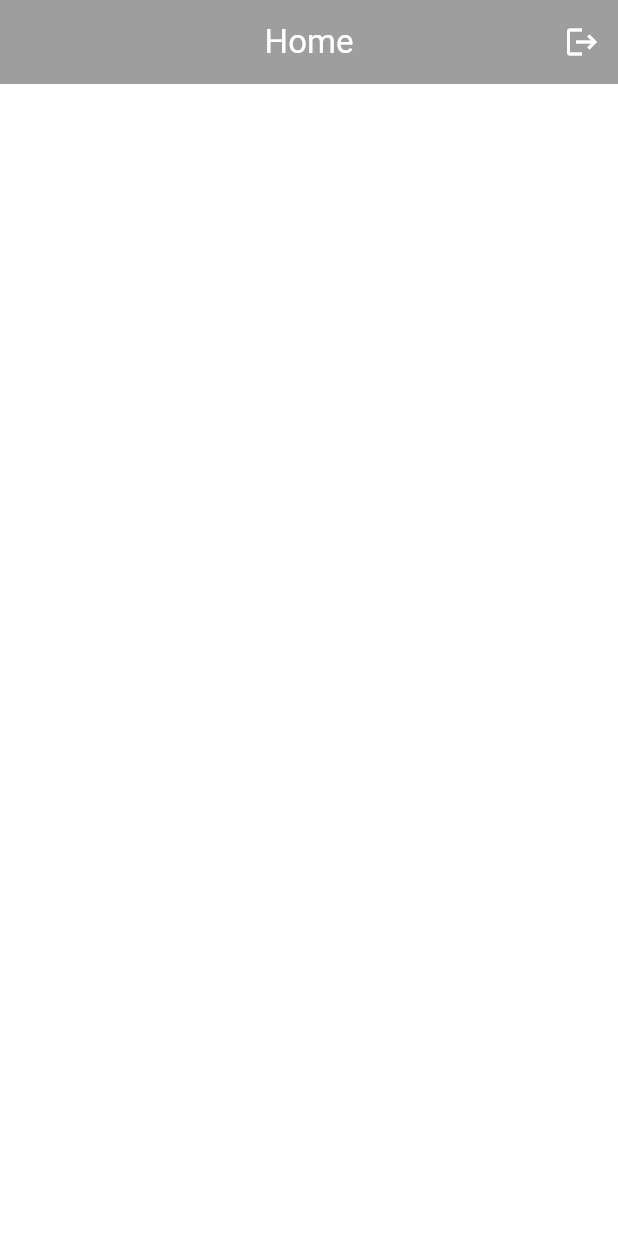
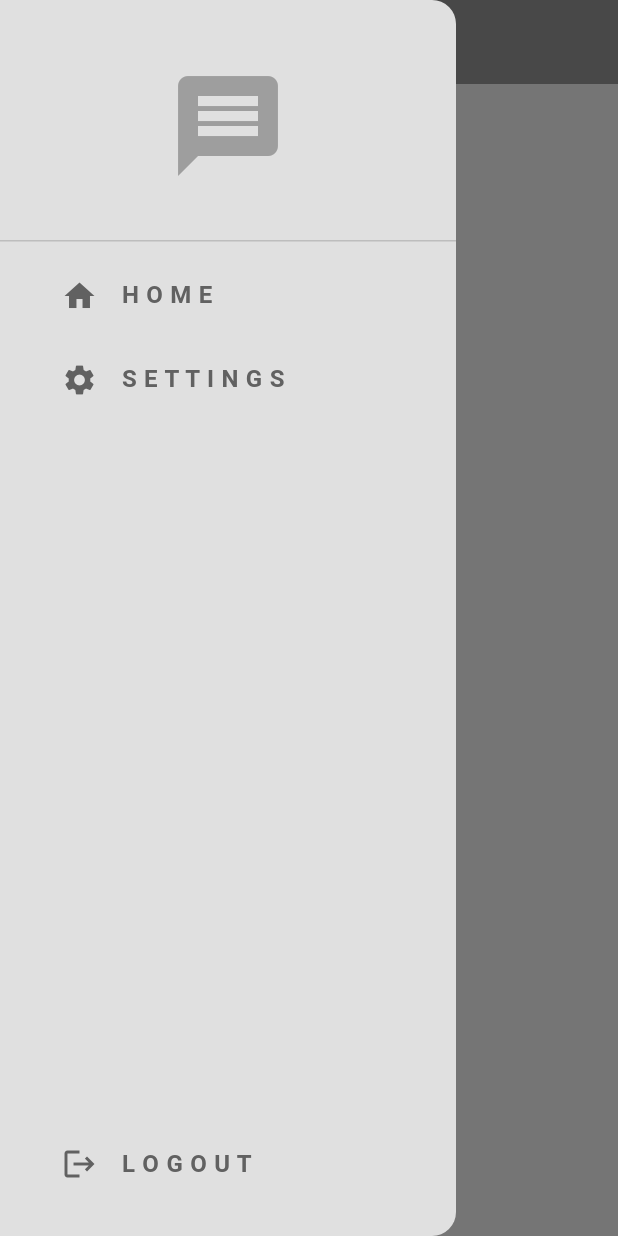
Before and after one commit to shaxabaxa1117/simple_chat_app, a Flutter app: the screen it shows once a user with an empty profile is signed in, with the side drawer open (before the commit the screen has no drawer), on a phone screen of 412 x 824 dp. Run offline on Flutter 3.47's test engine with Material 3 defaults, Android fonts, the light colour scheme and no system bars; our stand-ins replace firebase_auth, firebase_core; accounts and stored records are empty; network calls fail.

Commit message:
Add MyDrawer component and implement logout functionality; enhance light mode theme with updated text styles

```diff
--- /dev/null
+++ b/lib/components/my_drawer.dart
@@ -0,0 +1,74 @@
+import 'package:flutter/material.dart';
+import 'package:simple_chat_app/auth/auth_service.dart';
+import 'package:simple_chat_app/pages/settings_page.dart';
+
+class MyDrawer extends StatelessWidget {
+  const MyDrawer({super.key});
+
+
+void logOut() async{
+
+  final AuthService authService = AuthService();
+
+  authService.signOut();
+}
+
+  @override
+  Widget build(BuildContext context) {
+    return Drawer(
+      child: Column(
+        mainAxisAlignment: MainAxisAlignment.spaceBetween,
+        children: [
+          Column(
+            children: [
+              Container(
+                width: double.infinity,
+                child: DrawerHeader(
+                  decoration: BoxDecoration(),
+                  child: Icon(
+                    Icons.message,
+                    color: Theme.of(context).colorScheme.primary,
+                    size: 80,
+                  ),
+                ),
+              ),
+              Padding(
+                padding: const EdgeInsets.only(left: 25),
+                child: ListTile(
+                  title: const Text('H O M E'),
+                  leading: const Icon(Icons.home),
+                  onTap: () => Navigator.pop(context),
+                ),
+              ),
+              Padding(
+                padding: const EdgeInsets.only(left: 25),
+                child: ListTile(
+                  onTap: () {
+                    Navigator.pop(context);
+
+                    Navigator.push(
+                      context,
+                      MaterialPageRoute(
+                        builder: (context) => SettingsPage(),
+                      ),
+                    );
+                  },
+                  title: Text('S E T T I N G S'),
+                  leading: Icon(Icons.settings),
+                ),
+              ),
+            ],
+          ),
+           Padding(
+            padding: const EdgeInsets.only(left: 25, bottom: 20),
+            child: ListTile(
+              onTap: () => logOut(),
+              title: const Text('L O G O U T'),
+              leading: const Icon(Icons.logout),
+            ),
+          ),
+        ],
+      ),
+    );
+  }
+}
--- a/lib/pages/home_page.dart
+++ b/lib/pages/home_page.dart
@@ -2,16 +2,11 @@
 
 import 'package:flutter/material.dart';
 import 'package:simple_chat_app/auth/auth_service.dart';
+import 'package:simple_chat_app/components/my_drawer.dart';
 
 class HomePage extends StatelessWidget {
   const HomePage({super.key});
 
-void logOut() async{
-
-  final AuthService authService = AuthService();
-
-  authService.signOut();
-}
 
 
 
@@ -21,11 +16,11 @@ void logOut() async{
       appBar: AppBar(
 
         title: Text('Home'),
-        actions: [
-          IconButton(onPressed: logOut, icon: Icon(Icons.logout))
-        ],
         centerTitle: true,
+
+
       ),
+      drawer: MyDrawer(),
     );
   }
 }
--- a/lib/theme/light_mode.dart
+++ b/lib/theme/light_mode.dart
@@ -1,6 +1,27 @@
 import 'package:flutter/material.dart';
 
 ThemeData lightMode = ThemeData(
+textTheme: TextTheme(
+    bodyLarge: TextStyle(
+      fontWeight: FontWeight.w700,
+      color: Colors.grey.shade700,
+    ),
+    bodyMedium: TextStyle(
+      fontWeight: FontWeight.w700,
+      color: Colors.grey.shade700,
+    ),
+    headlineLarge: TextStyle(
+      fontWeight: FontWeight.w700,
+      color: Colors.grey.shade700,
+    ),
+    headlineMedium: TextStyle(
+      fontWeight: FontWeight.w700,
+      color: Colors.grey.shade700,
+    ),
+
+  ),
+
+
   colorScheme: ColorScheme.light(
     surface: Colors.grey.shade300,
     primary: Colors.grey.shade500,
@@ -8,8 +29,8 @@ ThemeData lightMode = ThemeData(
     tertiary: Colors.white,
     inversePrimary: Colors.grey.shade300,
     onPrimary: Colors.white,
-    onSurface: Colors.grey.shade800,
-    onBackground: Colors.grey.shade800,
+    onSurface: Colors.grey.shade700,
+    onBackground: Colors.grey.shade400,
     background: Colors.white,
   ),
   scaffoldBackgroundColor: Colors.white,
```
Also changed, not shown: lib/pages/settings_page.dart (added, +18 -0 lines).
